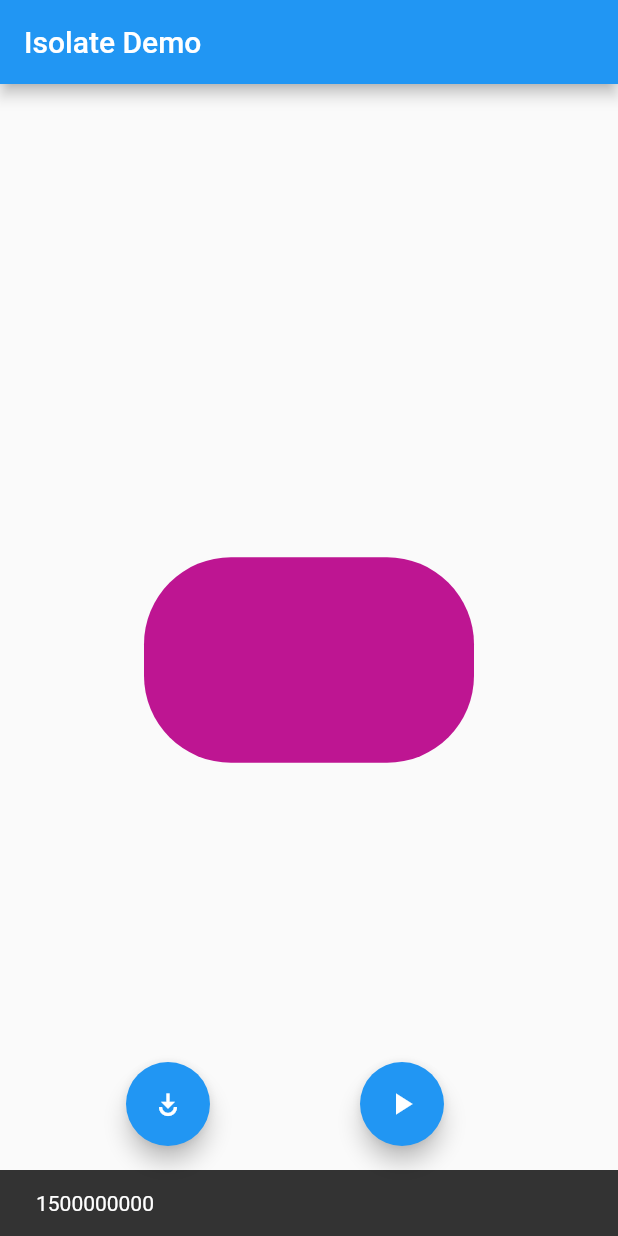
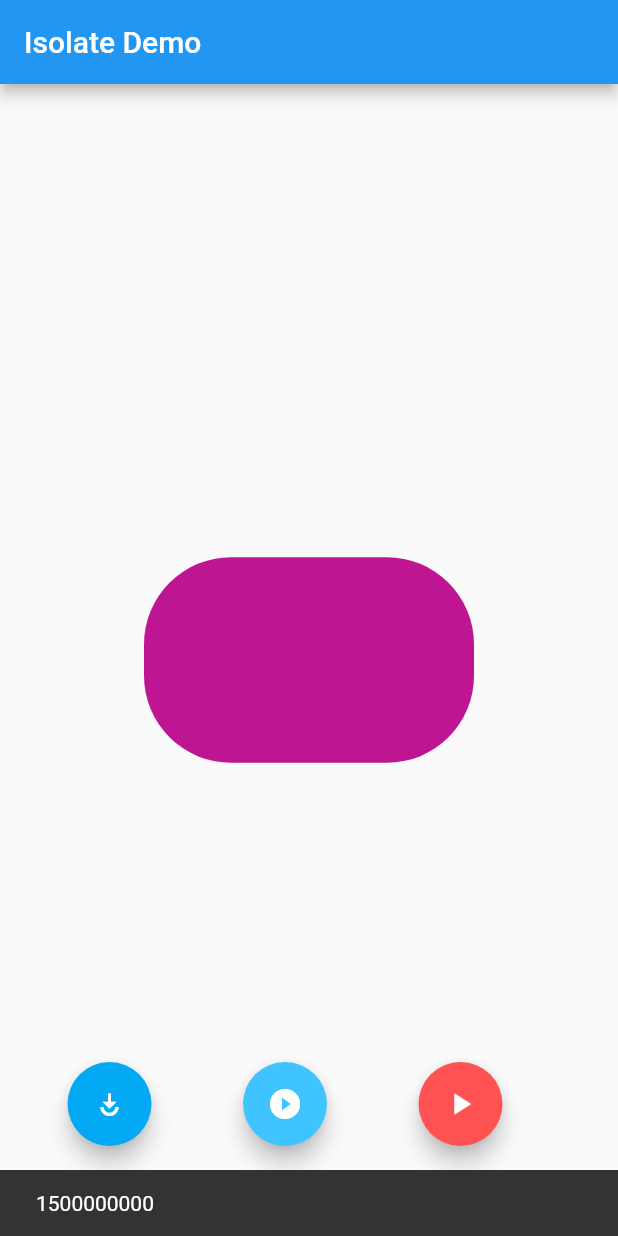
Before and after one commit to arnaudelub/isolate_demo, a Flutter app: the screen it shows after launch, after a tap on the "play arrow" icon, on a phone screen of 412 x 824 dp. Run offline on Flutter 3.47's test engine with Material 2 defaults, Android fonts, the light colour scheme and no system bars.

Commit message:
Adding code demo to use Dart Isolate

```diff
--- a/lib/main.dart
+++ b/lib/main.dart
@@ -1,4 +1,5 @@
 import 'dart:async';
+import 'dart:isolate';
 import 'dart:math';
 
 import 'package:flutter/foundation.dart';
@@ -21,6 +22,8 @@ class _AnimatedContainerAppState extends State<AnimatedContainerApp> {
   BorderRadiusGeometry _borderRadius = BorderRadius.circular(8);
   Timer? timer;
   GlobalKey _scaffoldKey = GlobalKey();
+  Isolate? isolate;
+  StreamSubscription? _isolateStreamSubscription;
 
   @override
   void initState() {
@@ -50,18 +53,39 @@ class _AnimatedContainerAppState extends State<AnimatedContainerApp> {
   @override
   void dispose() {
     timer?.cancel();
+    _isolateStreamSubscription?.cancel();
     super.dispose();
   }
 
-  Future<void> _calculateOrCompute({bool isCompute = true}) async {
+  Future<void> _startIsolate() async {
+    final ReceivePort receivePort = ReceivePort();
+    isolate = await Isolate.spawn(_task, receivePort.sendPort);
+    _isolateStreamSubscription = receivePort.listen((data) {
+      isolate!.kill(priority: Isolate.immediate);
+      ScaffoldMessenger.of(_scaffoldKey.currentContext!)
+          .showSnackBar(SnackBar(content: Text(data)));
+    });
+  }
+
+  /// The task called by compute and Isolate.spawn() as to be static if inside a class
+  /// or it has to be a top-level function
+  Future<void> _calculateOrCompute(
+      {bool isCompute = false, bool isIsolate = false}) async {
     int result = 0;
     if (isCompute) {
       result = await compute(bigTask, bigNumber);
+      _showSnackBar("$result");
+    } else if (isIsolate) {
+      _startIsolate();
     } else {
       result = bigTask(bigNumber);
+      _showSnackBar("$result");
     }
+  }
+
+  void _showSnackBar(String result) {
     ScaffoldMessenger.of(_scaffoldKey.currentContext!)
-        .showSnackBar(SnackBar(content: Text(result.toString())));
+        .showSnackBar(SnackBar(content: Text(result)));
   }
 
   @override
@@ -91,22 +115,36 @@ class _AnimatedContainerAppState extends State<AnimatedContainerApp> {
           mainAxisAlignment: MainAxisAlignment.spaceEvenly,
           children: [
             FloatingActionButton(
+              backgroundColor: Colors.lightBlue,
               child:
                   Tooltip(message: 'Compute', child: Icon(Icons.play_for_work)),
               // When the user taps the button
               onPressed: () => _calculateOrCompute(isCompute: true),
             ),
             FloatingActionButton(
+              backgroundColor: Colors.lightBlueAccent,
+              child: Tooltip(
+                  message: 'Isolate', child: Icon(Icons.play_circle_fill)),
+              // When the user taps the button
+              onPressed: () => _calculateOrCompute(isIsolate: true),
+            ),
+            FloatingActionButton(
+              backgroundColor: Colors.redAccent,
               child:
                   Tooltip(message: 'Calculate', child: Icon(Icons.play_arrow)),
               // When the user taps the button
-              onPressed: () => _calculateOrCompute(isCompute: false),
+              onPressed: () => _calculateOrCompute(),
             ),
           ],
         ),
       ),
     );
   }
+}
+
+void _task(SendPort sendPort) {
+  final result = bigTask(bigNumber);
+  sendPort.send("Got the result: $result");
 }
 
 int bigTask(int n) {
```
